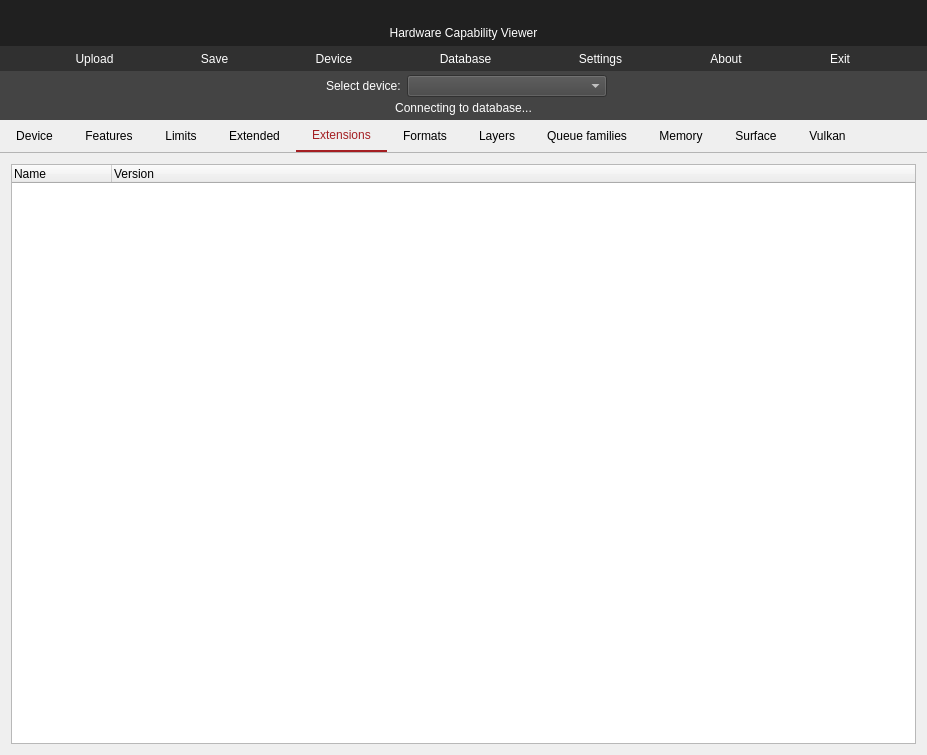
First picture: the form in vulkancapsviewer.ui, repository SaschaWillems/VulkanCapsViewer, before the edit.
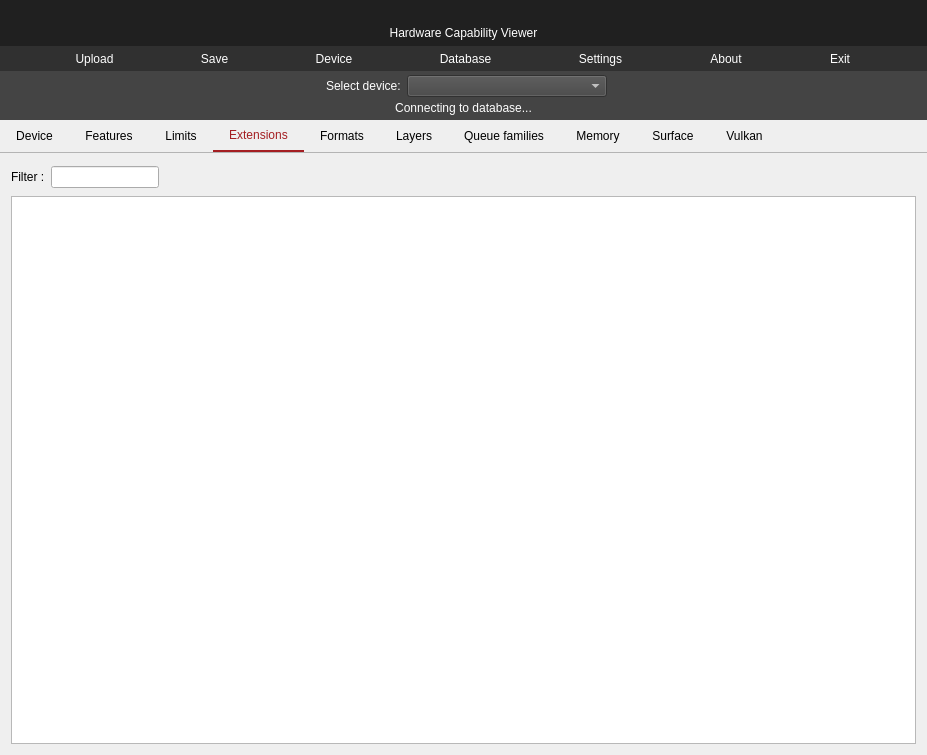
Second picture: the form after the edit. The open tabs and pages were chosen to show the change. Icons and pictures are not drawn.

Commit message: Moved extended features and properties into extensions tab

```diff
--- a/vulkancapsviewer.ui
+++ b/vulkancapsviewer.ui
@@ -66,6 +66,23 @@
 QToolButton::hover {       
 	color: #cb2b30;
 	background: rgb(180, 180, 180);
+}
+
+QTreeWidet {
+	front-size: 12px;
+}
+
+QTreeWidget::item {
+  padding: 3px 0;
+}
+
+QTreeView::item {
+  padding: 3px 0;
+}
+
+QTreeView {
+	alternate-background-color: #f2f2f2; 
+	font-size: 12px;
 }</string>
   </property>
   <property name="documentMode">
@@ -433,6 +450,9 @@
        </item>
        <item>
         <widget class="QTabWidget" name="tabWidgetDevice">
+         <property name="styleSheet">
+          <string notr="true">QTreeView::item { 	height: 1.25em;  }</string>
+         </property>
          <property name="tabPosition">
           <enum>QTabWidget::North</enum>
          </property>
@@ -606,73 +626,55 @@
            </item>
           </layout>
          </widget>
-         <widget class="QWidget" name="tabDeviceExtended">
-          <attribute name="title">
-           <string>Extended</string>
-          </attribute>
-          <layout class="QVBoxLayout" name="verticalLayout_2">
-           <item>
-            <widget class="QWidget" name="widget_6" native="true">
-             <layout class="QFormLayout" name="formLayout_5">
-              <property name="leftMargin">
-               <number>0</number>
-              </property>
-              <property name="topMargin">
-               <number>2</number>
-              </property>
-              <property name="rightMargin">
-               <number>0</number>
-              </property>
-              <property name="bottomMargin">
-               <number>2</number>
-              </property>
-              <item row="0" column="0">
-               <widget class="QLabel" name="filterLabel_4">
-                <property name="text">
-                 <string>Filter :</string>
-                </property>
-               </widget>
-              </item>
-              <item row="0" column="1">
-               <widget class="QLineEdit" name="filterLineEditExtended">
-                <property name="sizePolicy">
-                 <sizepolicy hsizetype="Fixed" vsizetype="Fixed">
-                  <horstretch>0</horstretch>
-                  <verstretch>0</verstretch>
-                 </sizepolicy>
-                </property>
-               </widget>
-              </item>
-             </layout>
-            </widget>
-           </item>
-           <item>
-            <widget class="QTreeView" name="treeViewDeviceExtended">
-             <property name="styleSheet">
-              <string notr="true">QTreeView::item { 	height: 1.25em;  }</string>
-             </property>
-             <property name="editTriggers">
-              <set>QAbstractItemView::NoEditTriggers</set>
-             </property>
-             <property name="alternatingRowColors">
-              <bool>true</bool>
-             </property>
-             <property name="headerHidden">
-              <bool>true</bool>
-             </property>
-            </widget>
-           </item>
-          </layout>
-         </widget>
          <widget class="QWidget" name="tab">
           <attribute name="title">
            <string>Extensions</string>
           </attribute>
           <layout class="QVBoxLayout" name="verticalLayout_12">
            <item>
-            <widget class="QTreeWidget" name="treeWidgetDeviceExtensions">
+            <widget class="QWidget" name="widget_7" native="true">
+             <layout class="QFormLayout" name="formLayout_6">
+              <property name="leftMargin">
+               <number>0</number>
+              </property>
+              <property name="topMargin">
+               <number>2</number>
+              </property>
+              <property name="rightMargin">
+               <number>0</number>
+              </property>
+              <property name="bottomMargin">
+               <number>2</number>
+              </property>
+              <item row="0" column="0">
+               <widget class="QLabel" name="filterLabel_5">
+                <property name="text">
+                 <string>Filter :</string>
+                </property>
+               </widget>
+              </item>
+              <item row="0" column="1">
+               <widget class="QLineEdit" name="filterLineEditExtensions">
+                <property name="sizePolicy">
+                 <sizepolicy hsizetype="Fixed" vsizetype="Fixed">
+                  <horstretch>0</horstretch>
+                  <verstretch>0</verstretch>
+                 </sizepolicy>
+                </property>
+               </widget>
+              </item>
+             </layout>
+            </widget>
+           </item>
+           <item>
+            <widget class="QTreeView" name="treeViewDeviceExtensions">
+             <property name="font">
+              <font>
+               <pointsize>-1</pointsize>
+              </font>
+             </property>
              <property name="styleSheet">
-              <string notr="true">QTreeView::item { 	height: 1.25em;  }</string>
+              <string notr="true"/>
              </property>
              <property name="editTriggers">
               <set>QAbstractItemView::NoEditTriggers</set>
@@ -680,16 +682,9 @@
              <property name="alternatingRowColors">
               <bool>true</bool>
              </property>
-             <column>
-              <property name="text">
-               <string>Name</string>
-              </property>
-             </column>
-             <column>
-              <property name="text">
-               <string>Version</string>
-              </property>
-             </column>
+             <property name="headerHidden">
+              <bool>true</bool>
+             </property>
             </widget>
            </item>
           </layout>
```
Left out of the diff: 4 changed lines with no effect on the pictures. The commit also changes 2 other files.
